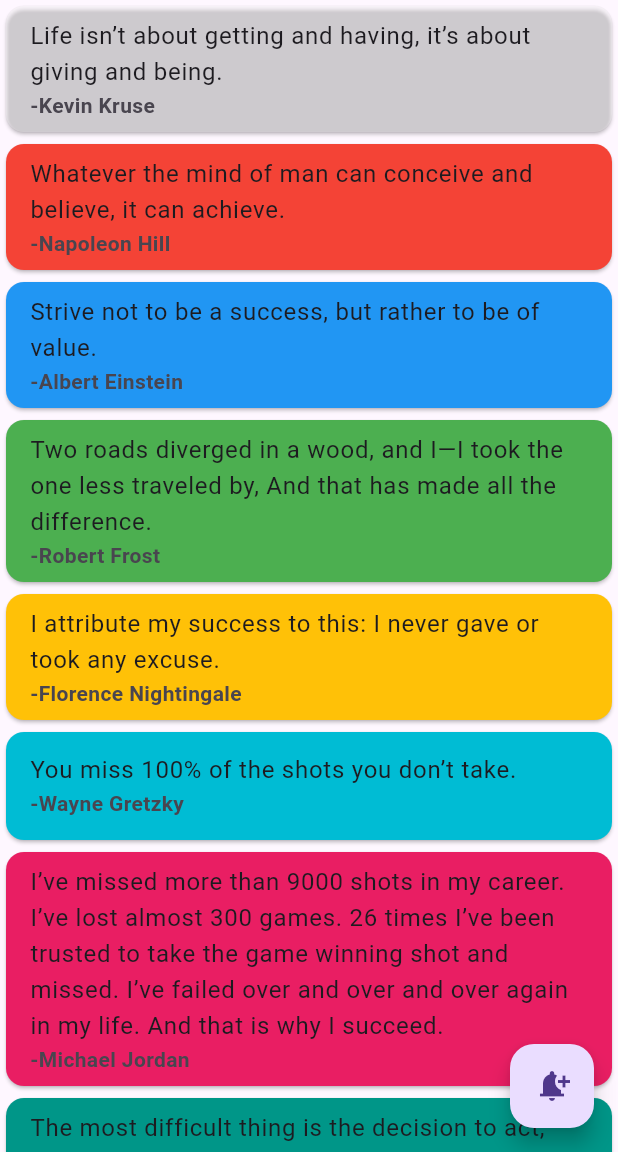
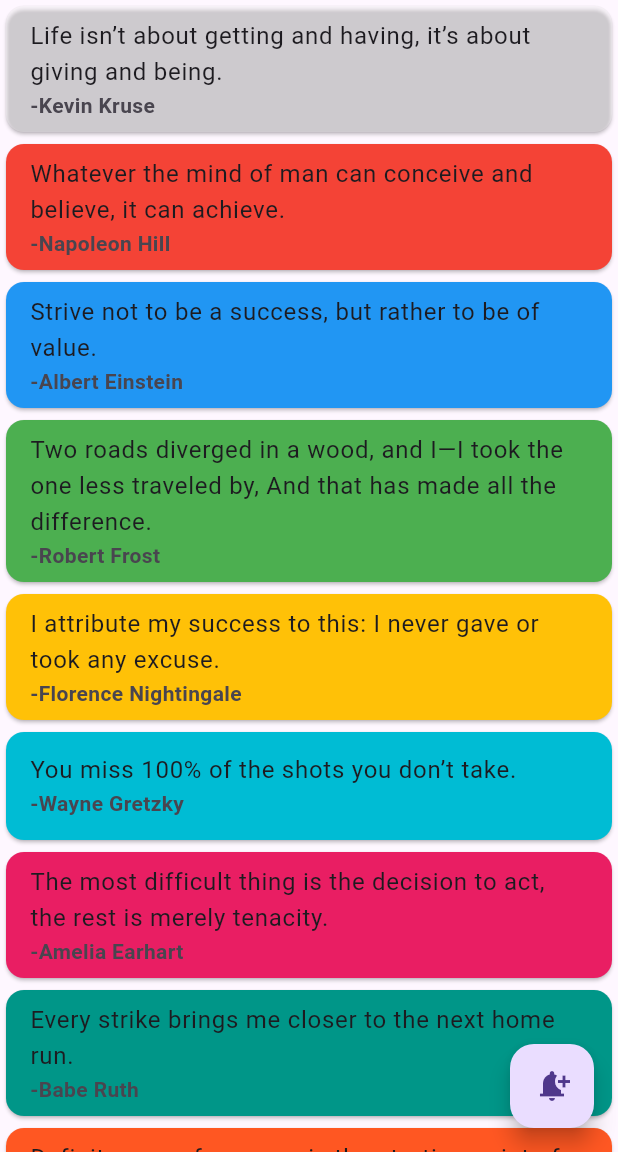
Before and after one commit to AishwaryaBaisane/quote_app_daily_task, a Flutter app: the HomePage screen opened directly, on a phone screen of 412 x 824 dp, the part 84-1236 px from its top. Run offline on Flutter 3.47's test engine with Material 3 defaults, Android fonts, the phone set to English and light mode, and no system bars.

Commit message:
5/6/2024

```diff
--- a/lib/routes/routes.dart
+++ b/lib/routes/routes.dart
@@ -2,13 +2,15 @@ import 'package:flutter/material.dart';
 
 import '../Screen/FullScreen.dart';
 import '../Screen/dialogPage.dart';
+import '../qutos/home/gridView.dart';
 import '../qutos/home/hompage.dart';
 
 class AppRoutes {
   static Map<String, Widget Function(BuildContext)> routes = {
     '/dia': (context)=> DialogPage(),
     '/full': (context)=> FullScreen(),
-    '/': (context)=> HomePage(),
+    '/home': (context)=> HomePage(),
+    '/': (context)=> HomePage2(),
 
   };
 }
--- a/lib/utils/global.dart
+++ b/lib/utils/global.dart
@@ -33,11 +33,6 @@ List QutoesList = [
   },
   {
     "quote":
-        "I’ve missed more than 9000 shots in my career. I’ve lost almost 300 games. 26 times I’ve been trusted to take the game winning shot and missed. I’ve failed over and over and over again in my life. And that is why I succeed.",
-    "author": "Michael Jordan"
-  },
-  {
-    "quote":
         "The most difficult thing is the decision to act, the rest is merely tenacity.",
     "author": "Amelia Earhart"
   },
@@ -61,11 +56,6 @@ List QutoesList = [
     "author": "John Lennon"
   },
   {"quote": "We become what we think about.", "author": "Earl Nightingale"},
-  {
-    "quote":
-        "Twenty years from now you will be more disappointed by the things that you didn’t do than by the ones you did do, so throw off the bowlines, sail away from safe harbor, catch the trade winds in your sails.  Explore, Dream, Discover.",
-    "author": "Mark Twain"
-  },
   {
     "quote": "Life is 10% what happens to me and 90% of how I react to it.",
     "author": "Charles Swindoll"
@@ -173,11 +163,6 @@ List QutoesList = [
   },
   {
     "quote":
-        "When I stand before God at the end of my life, I would hope that I would not have a single bit of talent left and could say, I used everything you gave me.",
-    "author": "Erma Bombeck"
-  },
-  {
-    "quote":
         "Few things can help an individual more than to place responsibility on him, and to let him know that you trust him.",
     "author": "Booker T. Washington"
   },
@@ -209,18 +194,8 @@ List QutoesList = [
     "author": "Arthur Ashe"
   },
   {
-    "quote":
-        "When I was 5 years old, my mother always told me that happiness was the key to life.  When I went to school, they asked me what I wanted to be when I grew up.  I wrote down ‘happy’.  They told me I didn’t understand the assignment, and I told them they didn’t understand life.",
-    "author": "John Lennon"
-  },
-  {
     "quote": "Fall seven times and stand up eight.",
     "author": "Japanese Proverb"
-  },
-  {
-    "quote":
-        "When one door of happiness closes, another opens, but often we look so long at the closed door that we do not see the one that has been opened for us.",
-    "author": "Helen Keller"
   },
   {
     "quote": "Everything has beauty, but not everyone can see.",
@@ -249,11 +224,6 @@ List QutoesList = [
     "quote":
         "If you’re offered a seat on a rocket ship, don’t ask what seat! Just get on.",
     "author": "Sheryl Sandberg"
-  },
-  {
-    "quote":
-        "First, have a definite, clear practical ideal; a goal, an objective. Second, have the necessary means to achieve your ends; wisdom, money, materials, and methods. Third, adjust all your means to that end.",
-    "author": "Aristotle"
   },
   {
     "quote": "If the wind will not serve, take to the oars.",
```
Also changed, not shown: lib/qutos/home/gridView.dart (added, +116 -0 lines), lib/qutos/home/hompage.dart (indentation only).
